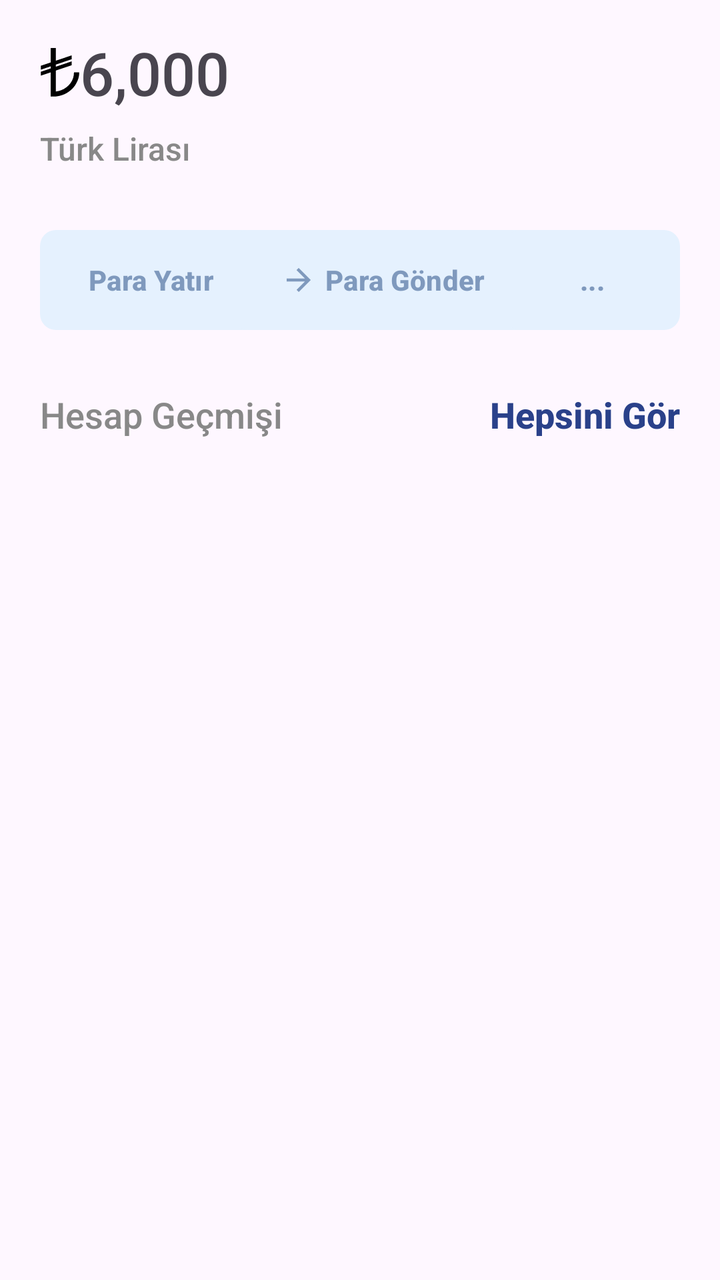
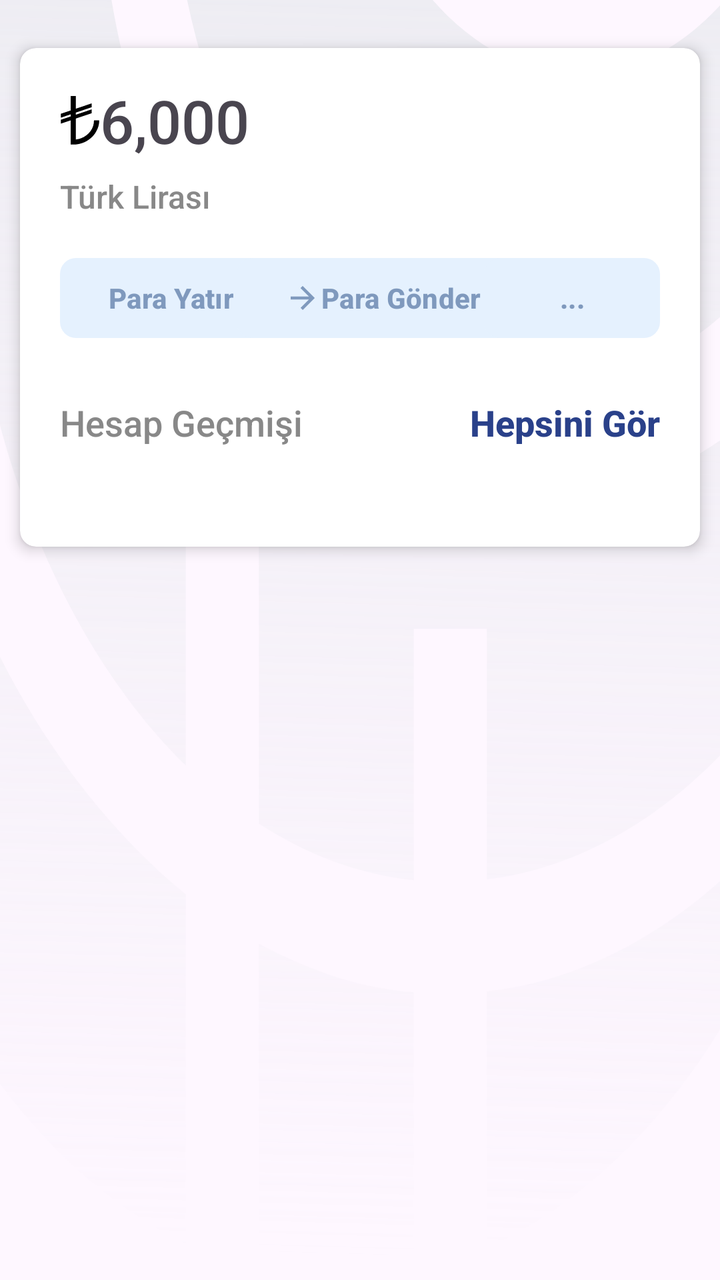

An Android layout rendered at two revisions. The XML below is the earlier revision; the diff shows what the commit changed to produce the second picture.
<!-- AndroidManifest.xml: application theme Theme.HayatWallet -->
<!-- res/layout/fragment_wallet_hub.xml -->
<?xml version="1.0" encoding="utf-8"?>
<androidx.constraintlayout.widget.ConstraintLayout xmlns:android="http://schemas.android.com/apk/res/android"
    xmlns:app="http://schemas.android.com/apk/res-auto"
    xmlns:tools="http://schemas.android.com/tools"
    android:id="@+id/frameLayout3"
    android:layout_width="match_parent"
    android:layout_height="match_parent"
    tools:context=".scenes.WalletHubFragment">

    <TextView
        android:id="@+id/BalanceView"
        android:layout_width="wrap_content"
        android:layout_height="wrap_content"
        android:layout_marginStart="20dp"
        android:layout_marginTop="16dp"
        android:fontFamily="sans-serif-medium"
        android:text="@string/Balance"
        android:textSize="30sp"
        app:drawableLeftCompat="@drawable/turkish_lira_symbol_black"
        app:layout_constraintEnd_toEndOf="parent"
        app:layout_constraintHorizontal_bias="0.0"
        app:layout_constraintStart_toStartOf="parent"
        app:layout_constraintTop_toTopOf="parent" />

    <TextView
        android:id="@+id/Currency"
        android:layout_width="wrap_content"
        android:layout_height="wrap_content"
        android:layout_marginTop="7dp"
        android:fontFamily="sans-serif-medium"
        android:text="@string/t_rk_liras"
        android:textColor="@color/grey"
        android:textSize="16sp"
        app:layout_constraintStart_toStartOf="@+id/BalanceView"
        app:layout_constraintTop_toBottomOf="@+id/BalanceView" />

    <Button
        android:id="@+id/addMoney"
        android:layout_width="wrap_content"
        android:layout_height="50dp"
        android:layout_marginTop="30dp"
        android:background="@drawable/addmoneybutton"
        android:text="@string/addMoney"
        android:textColor="@color/darkBlue"
        android:textStyle="bold"
        app:backgroundTint="@null"
        app:layout_constraintStart_toStartOf="@+id/Currency"
        app:layout_constraintTop_toBottomOf="@+id/Currency" />

    <Button
        android:id="@+id/sendMoney"
        android:layout_width="wrap_content"
        android:layout_height="50dp"
        android:background="@drawable/addmoneybutton"
        android:text="@string/sent"
        android:textColor="@color/darkBlue"
        android:textStyle="bold"
        app:backgroundTint="@null"
        app:icon="@drawable/baseline_arrow_forward_24"
        app:iconPadding="4dp"
        app:iconTint="@color/darkBlue"
        app:layout_constraintEnd_toStartOf="@+id/moreOptions"
        app:layout_constraintStart_toEndOf="@+id/addMoney"
        app:layout_constraintTop_toTopOf="@+id/addMoney" />

    <Button
        android:id="@+id/moreOptions"
        android:layout_width="wrap_content"
        android:layout_height="50dp"
        android:layout_marginEnd="20dp"
        android:background="@drawable/addmoneybutton"
        android:text="@string/optionsmore"
        android:textColor="@color/darkBlue"
        android:textStyle="bold"
        app:backgroundTint="@null"
        app:iconPadding="4dp"
        app:iconTint="@color/darkBlue"
        app:layout_constraintEnd_toEndOf="parent"
        app:layout_constraintTop_toTopOf="@+id/addMoney" />

    <androidx.recyclerview.widget.RecyclerView
        android:id="@+id/TransactionRecycler"
        android:layout_width="match_parent"
        android:layout_height="wrap_content"
        android:layout_marginLeft="20dp"
        android:layout_marginTop="30dp"
        android:layout_marginRight="20dp"
        android:layout_marginBottom="1dp"
        app:layout_constraintBottom_toBottomOf="parent"
        app:layout_constraintEnd_toEndOf="@+id/moreOptions"
        app:layout_constraintStart_toStartOf="@+id/BalanceView"
        app:layout_constraintTop_toBottomOf="@+id/RecyclerTitle"
        app:layout_constraintVertical_bias="0.0" />

    <TextView
        android:id="@+id/RecyclerTitle"
        android:layout_width="wrap_content"
        android:layout_height="wrap_content"
        android:layout_marginTop="30dp"
        android:fontFamily="sans-serif-medium"
        android:text="@string/RecyclerTitleText"
        android:textColor="@color/grey"
        android:textSize="18sp"
        app:layout_constraintEnd_toEndOf="parent"
        app:layout_constraintHorizontal_bias="0.0"
        app:layout_constraintStart_toStartOf="@+id/addMoney"
        app:layout_constraintTop_toBottomOf="@+id/addMoney" />

    <TextView
        android:id="@+id/ExpandRecycler"
        android:layout_width="wrap_content"
        android:layout_height="wrap_content"
        android:layout_marginTop="30dp"
        android:fontFamily="sans-serif-medium"
        android:text="@string/ExpandRecyclerText"
        android:textColor="@color/blue"
        android:textSize="18sp"
        android:textStyle="bold"
        app:layout_constraintEnd_toEndOf="@+id/moreOptions"
        app:layout_constraintHorizontal_bias="1.0"
        app:layout_constraintStart_toEndOf="@+id/RecyclerTitle"
        app:layout_constraintTop_toBottomOf="@+id/moreOptions" />
</androidx.constraintlayout.widget.ConstraintLayout>
<!-- resources referenced by this layout -->
<resources>
  <color name="blue">#2a418a</color>
  <color name="darkBlue">#7F99BD</color>
  <color name="grey">#888888</color>
  <!-- drawable addmoneybutton (drawable) -->
  <?xml version="1.0" encoding="utf-8"?>
      <shape xmlns:android="http://schemas.android.com/apk/res/android"
          android:shape="rectangle">
          <solid android:color="@color/holo_blue"/>
          <corners android:radius="8dp"/>
      </shape>
  <!-- drawable baseline_arrow_forward_24 (drawable) -->
  <vector xmlns:android="http://schemas.android.com/apk/res/android" android:autoMirrored="true" android:height="24dp" android:tint="#000000" android:viewportHeight="24" android:viewportWidth="24" android:width="24dp">
        
      <path android:fillColor="@color/darkBlue" android:pathData="M12,4l-1.41,1.41L16.17,11H4v2h12.17l-5.58,5.59L12,20l8,-8z"/>
      
  </vector>
  <!-- drawable turkish_lira_symbol_black (drawable) -->
  <vector xmlns:android="http://schemas.android.com/apk/res/android"
      android:width="20dp"
      android:height="25dp"
      android:viewportWidth="215"
      android:viewportHeight="287.5">
    <path
        android:fillColor="#FF000000"
        android:pathData="M57.34,4.31c16.05,0 25.38,0 27.97,0 0,2.83 0,14.99 0,36.47 0,21.48 0,33.52 0,36.12l84.98,-30.8c0,8.26 0,15.7 0,22.31l-84.98,30.8c0,0.94 0,2.95 0,6.02 0,3.07 0,5.08 0,6.02l46.03,-16.29 38.95,-14.52c0,1.42 0,5.02 0,10.8 0,5.78 0,9.27 0,10.45 0,0.94 -0.24,1.42 -0.71,1.42l-81.79,29.39c-0.94,0.47 -1.77,0.94 -2.48,1.42 0,14.4 0,34.29 0,59.66 0,25.38 0,45.26 0,59.66 0,0 0,0.12 0,0.35 0,0.24 0,0.35 0,0.35 21.48,-2.6 40.48,-10.74 57.01,-24.43 18.18,-14.87 30.33,-33.4 36.47,-55.59 2.6,-10.15 3.89,-20.3 3.89,-30.45 0,0 9.44,0 28.33,0 0,22.9 -5.55,44.5 -16.64,64.8 -7.79,15.58 -18.41,29.03 -31.87,40.36 -12.51,11.09 -26.56,19.59 -42.14,25.49 -20.3,7.79 -41.31,10.5 -63.03,8.14 0,-15.34 0,-38.36 0,-69.04 0,-30.69 0,-53.82 0,-69.4 0,0 -1.53,0.59 -4.6,1.77l-48.51,17.35c0,-7.08 0,-14.52 0,-22.31l53.11,-19.12c0,-1.42 0,-5.55 0,-12.39 -2.6,1.18 -6.08,2.6 -10.45,4.25 -4.37,1.65 -7.14,2.6 -8.32,2.83l-27.97,10.27c0,0 -0.77,0.24 -2.3,0.71 -1.53,0.47 -2.89,0.83 -4.07,1.06 0,-11.33 0,-18.77 0,-22.31l53.11,-18.77c0,-10.39 0,-24.2 0,-41.43 0,-17.23 0,-31.04 0,-41.43z"/>
  </vector>
  <string name="Balance">6,000</string>
  <string name="ExpandRecyclerText">Hepsini Gör</string>
  <string name="RecyclerTitleText">Hesap Geçmişi</string>
  <string name="addMoney">Para Yatır</string>
  <string name="optionsmore">...</string>
  <string name="sent">Para Gönder</string>
  <string name="t_rk_liras">Türk Lirası</string>
  <style name="Theme.HayatWallet" parent="Base.Theme.HayatWallet" />
  <color name="holo_blue">#E5F1FE</color>
  <style name="Base.Theme.HayatWallet" parent="Theme.Material3.DayNight.NoActionBar">
          
          
      </style>
</resources>

<!-- the commit's change to res/layout/fragment_wallet_hub.xml (unified diff, before → after) -->
@@ -1,123 +1,150 @@
 <?xml version="1.0" encoding="utf-8"?>
 <androidx.constraintlayout.widget.ConstraintLayout xmlns:android="http://schemas.android.com/apk/res/android"
     xmlns:app="http://schemas.android.com/apk/res-auto"
+    xmlns:cardview="http://schemas.android.com/apk/res-auto"
     xmlns:tools="http://schemas.android.com/tools"
     android:id="@+id/frameLayout3"
     android:layout_width="match_parent"
     android:layout_height="match_parent"
+    android:background="@drawable/shadow_background"
     tools:context=".scenes.WalletHubFragment">
 
-    <TextView
-        android:id="@+id/BalanceView"
-        android:layout_width="wrap_content"
-        android:layout_height="wrap_content"
-        android:layout_marginStart="20dp"
-        android:layout_marginTop="16dp"
-        android:fontFamily="sans-serif-medium"
-        android:text="@string/Balance"
-        android:textSize="30sp"
-        app:drawableLeftCompat="@drawable/turkish_lira_symbol_black"
-        app:layout_constraintEnd_toEndOf="parent"
-        app:layout_constraintHorizontal_bias="0.0"
-        app:layout_constraintStart_toStartOf="parent"
-        app:layout_constraintTop_toTopOf="parent" />
-
-    <TextView
-        android:id="@+id/Currency"
-        android:layout_width="wrap_content"
-        android:layout_height="wrap_content"
-        android:layout_marginTop="7dp"
-        android:fontFamily="sans-serif-medium"
-        android:text="@string/t_rk_liras"
-        android:textColor="@color/grey"
-        android:textSize="16sp"
-        app:layout_constraintStart_toStartOf="@+id/BalanceView"
-        app:layout_constraintTop_toBottomOf="@+id/BalanceView" />
-
-    <Button
-        android:id="@+id/addMoney"
-        android:layout_width="wrap_content"
-        android:layout_height="50dp"
-        android:layout_marginTop="30dp"
-        android:background="@drawable/addmoneybutton"
-        android:text="@string/addMoney"
-        android:textColor="@color/darkBlue"
-        android:textStyle="bold"
-        app:backgroundTint="@null"
-        app:layout_constraintStart_toStartOf="@+id/Currency"
-        app:layout_constraintTop_toBottomOf="@+id/Currency" />
-
-    <Button
-        android:id="@+id/sendMoney"
-        android:layout_width="wrap_content"
-        android:layout_height="50dp"
-        android:background="@drawable/addmoneybutton"
-        android:text="@string/sent"
-        android:textColor="@color/darkBlue"
-        android:textStyle="bold"
-        app:backgroundTint="@null"
-        app:icon="@drawable/baseline_arrow_forward_24"
-        app:iconPadding="4dp"
-        app:iconTint="@color/darkBlue"
-        app:layout_constraintEnd_toStartOf="@+id/moreOptions"
-        app:layout_constraintStart_toEndOf="@+id/addMoney"
-        app:layout_constraintTop_toTopOf="@+id/addMoney" />
-
-    <Button
-        android:id="@+id/moreOptions"
-        android:layout_width="wrap_content"
-        android:layout_height="50dp"
-        android:layout_marginEnd="20dp"
-        android:background="@drawable/addmoneybutton"
-        android:text="@string/optionsmore"
-        android:textColor="@color/darkBlue"
-        android:textStyle="bold"
-        app:backgroundTint="@null"
-        app:iconPadding="4dp"
-        app:iconTint="@color/darkBlue"
-        app:layout_constraintEnd_toEndOf="parent"
-        app:layout_constraintTop_toTopOf="@+id/addMoney" />
-
-    <androidx.recyclerview.widget.RecyclerView
-        android:id="@+id/TransactionRecycler"
+    <androidx.cardview.widget.CardView
+        android:id="@+id/cardView"
         android:layout_width="match_parent"
         android:layout_height="wrap_content"
-        android:layout_marginLeft="20dp"
-        android:layout_marginTop="30dp"
-        android:layout_marginRight="20dp"
-        android:layout_marginBottom="1dp"
+        android:layout_marginStart="10dp"
+        android:layout_marginTop="24dp"
+        android:layout_marginEnd="10dp"
+        app:cardBackgroundColor="@android:color/white"
+        app:cardCornerRadius="8dp"
+        app:cardElevation="4dp"
+        app:contentPadding="0dp"
         app:layout_constraintBottom_toBottomOf="parent"
-        app:layout_constraintEnd_toEndOf="@+id/moreOptions"
-        app:layout_constraintStart_toStartOf="@+id/BalanceView"
-        app:layout_constraintTop_toBottomOf="@+id/RecyclerTitle"
-        app:layout_constraintVertical_bias="0.0" />
+        app:layout_constraintEnd_toEndOf="parent"
+        app:layout_constraintStart_toStartOf="parent"
+        app:layout_constraintTop_toTopOf="parent"
+        app:layout_constraintVertical_bias="0.0">
 
-    <TextView
-        android:id="@+id/RecyclerTitle"
-        android:layout_width="wrap_content"
-        android:layout_height="wrap_content"
-        android:layout_marginTop="30dp"
-        android:fontFamily="sans-serif-medium"
-        android:text="@string/RecyclerTitleText"
-        android:textColor="@color/grey"
-        android:textSize="18sp"
-        app:layout_constraintEnd_toEndOf="parent"
-        app:layout_constraintHorizontal_bias="0.0"
-        app:layout_constraintStart_toStartOf="@+id/addMoney"
-        app:layout_constraintTop_toBottomOf="@+id/addMoney" />
+        <androidx.constraintlayout.widget.ConstraintLayout
+            android:layout_width="match_parent"
+            android:layout_height="wrap_content">
 
-    <TextView
-        android:id="@+id/ExpandRecycler"
-        android:layout_width="wrap_content"
-        android:layout_height="wrap_content"
-        android:layout_marginTop="30dp"
-        android:fontFamily="sans-serif-medium"
-        android:text="@string/ExpandRecyclerText"
-        android:textColor="@color/blue"
-        android:textSize="18sp"
-        android:textStyle="bold"
-        app:layout_constraintEnd_toEndOf="@+id/moreOptions"
-        app:layout_constraintHorizontal_bias="1.0"
-        app:layout_constraintStart_toEndOf="@+id/RecyclerTitle"
-        app:layout_constraintTop_toBottomOf="@+id/moreOptions" />
+            <TextView
+                android:id="@+id/BalanceView"
+                android:layout_width="wrap_content"
+                android:layout_height="wrap_content"
+                android:layout_marginStart="20dp"
+                android:layout_marginTop="16dp"
+                android:fontFamily="sans-serif-medium"
+                android:text="@string/Balance"
+                android:textSize="30sp"
+                app:drawableLeftCompat="@drawable/turkish_lira_symbol_black"
+                app:layout_constraintEnd_toEndOf="parent"
+                app:layout_constraintHorizontal_bias="0.0"
+                app:layout_constraintStart_toStartOf="parent"
+                app:layout_constraintTop_toTopOf="parent" />
+
+            <TextView
+                android:id="@+id/Currency"
+                android:layout_width="wrap_content"
+                android:layout_height="wrap_content"
+                android:layout_marginTop="7dp"
+                android:fontFamily="sans-serif-medium"
+                android:text="@string/t_rk_liras"
+                android:textColor="@color/grey"
+                android:textSize="16sp"
+                app:layout_constraintStart_toStartOf="@+id/BalanceView"
+                app:layout_constraintTop_toBottomOf="@+id/BalanceView" />
+
+            <Button
+                android:id="@+id/addMoney"
+                android:layout_width="wrap_content"
+                android:layout_height="40dp"
+                android:layout_marginTop="20dp"
+                android:background="@drawable/addmoneybutton"
+                android:text="@string/addMoney"
+                android:textColor="@color/darkBlue"
+                android:textStyle="bold"
+                app:backgroundTint="@null"
+                app:layout_constraintStart_toStartOf="@+id/Currency"
+                app:layout_constraintTop_toBottomOf="@+id/Currency" />
+
+            <Button
+                android:id="@+id/sendMoney"
+                android:layout_width="wrap_content"
+                android:layout_height="40dp"
+                android:layout_marginStart="20dp"
+                android:layout_marginEnd="20dp"
+                android:background="@drawable/addmoneybutton"
+                android:text="@string/sent"
+                android:textColor="@color/darkBlue"
+                android:textStyle="bold"
+                app:backgroundTint="@null"
+                app:icon="@drawable/baseline_arrow_forward_24"
+                app:iconPadding="0dp"
+                app:iconTint="@color/darkBlue"
+                app:layout_constraintEnd_toStartOf="@+id/moreOptions"
+                app:layout_constraintStart_toEndOf="@+id/addMoney"
+                app:layout_constraintTop_toTopOf="@+id/addMoney" />
+
+            <Button
+                android:id="@+id/moreOptions"
+                android:layout_width="wrap_content"
+                android:layout_height="40dp"
+                android:layout_marginEnd="20dp"
+                android:background="@drawable/addmoneybutton"
+                android:text="@string/optionsmore"
+                android:textColor="@color/darkBlue"
+                android:textStyle="bold"
+                app:backgroundTint="@null"
+                app:iconPadding="4dp"
+                app:iconTint="@color/darkBlue"
+                app:layout_constraintEnd_toEndOf="parent"
+                app:layout_constraintTop_toTopOf="@+id/addMoney" />
+
+            <androidx.recyclerview.widget.RecyclerView
+                android:id="@+id/TransactionRecycler"
+                android:layout_width="match_parent"
+                android:layout_height="wrap_content"
+                android:layout_marginLeft="20dp"
+                android:layout_marginTop="30dp"
+                android:layout_marginRight="20dp"
+                android:layout_marginBottom="20dp"
+                app:layout_constraintBottom_toBottomOf="parent"
+                app:layout_constraintEnd_toEndOf="@+id/moreOptions"
+                app:layout_constraintStart_toStartOf="@+id/BalanceView"
+                app:layout_constraintTop_toBottomOf="@+id/RecyclerTitle"
+                app:layout_constraintVertical_bias="0.0" />
+
+            <TextView
+                android:id="@+id/RecyclerTitle"
+                android:layout_width="wrap_content"
+                android:layout_height="wrap_content"
+                android:layout_marginTop="30dp"
+                android:fontFamily="sans-serif-medium"
+                android:text="@string/RecyclerTitleText"
+                android:textColor="@color/grey"
+                android:textSize="18sp"
+                app:layout_constraintEnd_toEndOf="parent"
+                app:layout_constraintHorizontal_bias="0.0"
+                app:layout_constraintStart_toStartOf="@+id/addMoney"
+                app:layout_constraintTop_toBottomOf="@+id/addMoney" />
+
+            <TextView
+                android:id="@+id/ExpandRecycler"
+                android:layout_width="wrap_content"
+                android:layout_height="wrap_content"
+                android:layout_marginTop="30dp"
+                android:fontFamily="sans-serif-medium"
+                android:text="@string/ExpandRecyclerText"
+                android:textColor="@color/blue"
+                android:textSize="18sp"
+                android:textStyle="bold"
+                app:layout_constraintEnd_toEndOf="@+id/moreOptions"
+                app:layout_constraintHorizontal_bias="1.0"
+                app:layout_constraintStart_toEndOf="@+id/RecyclerTitle"
+                app:layout_constraintTop_toBottomOf="@+id/moreOptions" />
+        </androidx.constraintlayout.widget.ConstraintLayout>
+    </androidx.cardview.widget.CardView>
 </androidx.constraintlayout.widget.ConstraintLayout>
<!-- resource entries referenced after the edit -->
@@ -16,6 +16,7 @@
       <path android:fillColor="@color/darkBlue" android:pathData="M12,4l-1.41,1.41L16.17,11H4v2h12.17l-5.58,5.59L12,20l8,-8z"/>
       
   </vector>
+  <!-- drawable shadow_background: vector/xml drawable (drawable, 5086 chars, omitted) -->
   <!-- drawable turkish_lira_symbol_black (drawable) -->
   <vector xmlns:android="http://schemas.android.com/apk/res/android"
       android:width="20dp"
